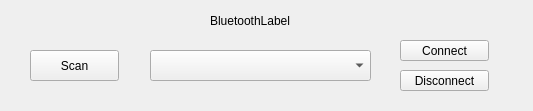
This is forms/bluetoothwidget.ui in kecajjo/ROMapp as Qt 5 draws it before an edit. The edited form follows.
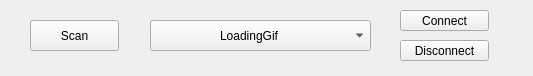
This is the edited form.

The edit to the form file:
```diff
--- a/forms/bluetoothwidget.ui
+++ b/forms/bluetoothwidget.ui
@@ -7,7 +7,7 @@
     <x>0</x>
     <y>0</y>
     <width>533</width>
-    <height>111</height>
+    <height>76</height>
    </rect>
   </property>
   <property name="windowTitle">
@@ -17,7 +17,7 @@
    <property name="geometry">
     <rect>
      <x>400</x>
-     <y>40</y>
+     <y>10</y>
      <width>89</width>
      <height>21</height>
     </rect>
@@ -30,7 +30,7 @@
    <property name="geometry">
     <rect>
      <x>150</x>
-     <y>50</y>
+     <y>20</y>
      <width>221</width>
      <height>31</height>
     </rect>
@@ -43,7 +43,7 @@
    <property name="geometry">
     <rect>
      <x>400</x>
-     <y>70</y>
+     <y>40</y>
      <width>89</width>
      <height>21</height>
     </rect>
@@ -56,7 +56,7 @@
    <property name="geometry">
     <rect>
      <x>30</x>
-     <y>50</y>
+     <y>20</y>
      <width>89</width>
      <height>31</height>
     </rect>
@@ -68,14 +68,14 @@
   <widget class="QLabel" name="BluetoothLabel">
    <property name="geometry">
     <rect>
-     <x>210</x>
+     <x>220</x>
      <y>10</y>
-     <width>171</width>
-     <height>21</height>
+     <width>81</width>
+     <height>51</height>
     </rect>
    </property>
    <property name="text">
-    <string>BluetoothLabel</string>
+    <string>LoadingGif</string>
    </property>
   </widget>
  </widget>
```
Left out of the diff: 2 changed lines with no effect on the pictures.
